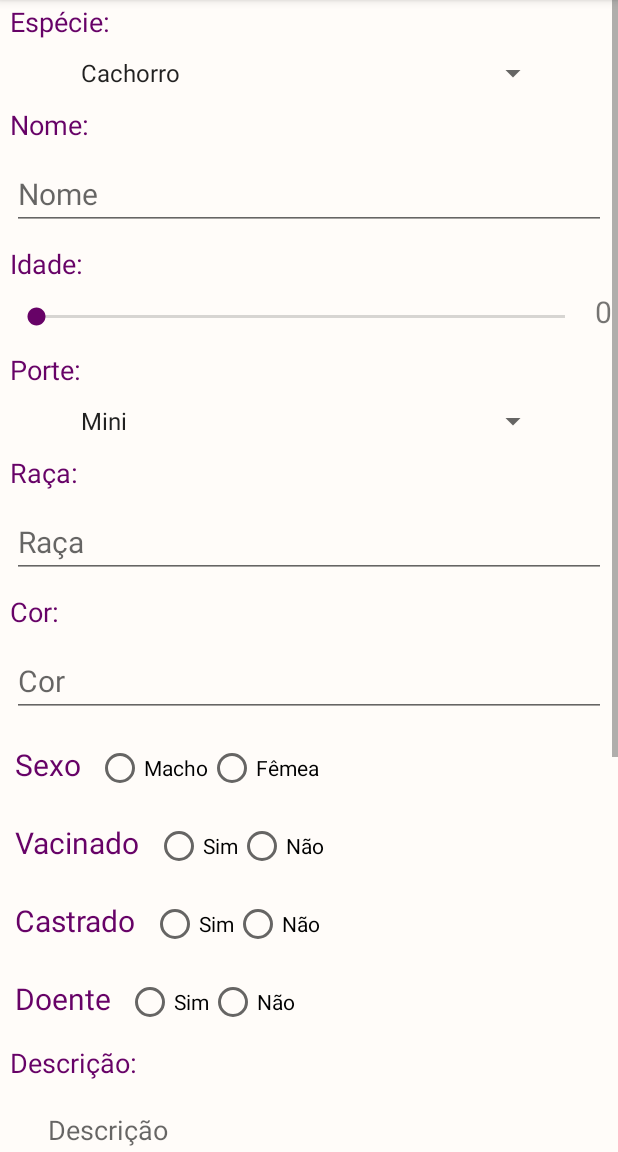
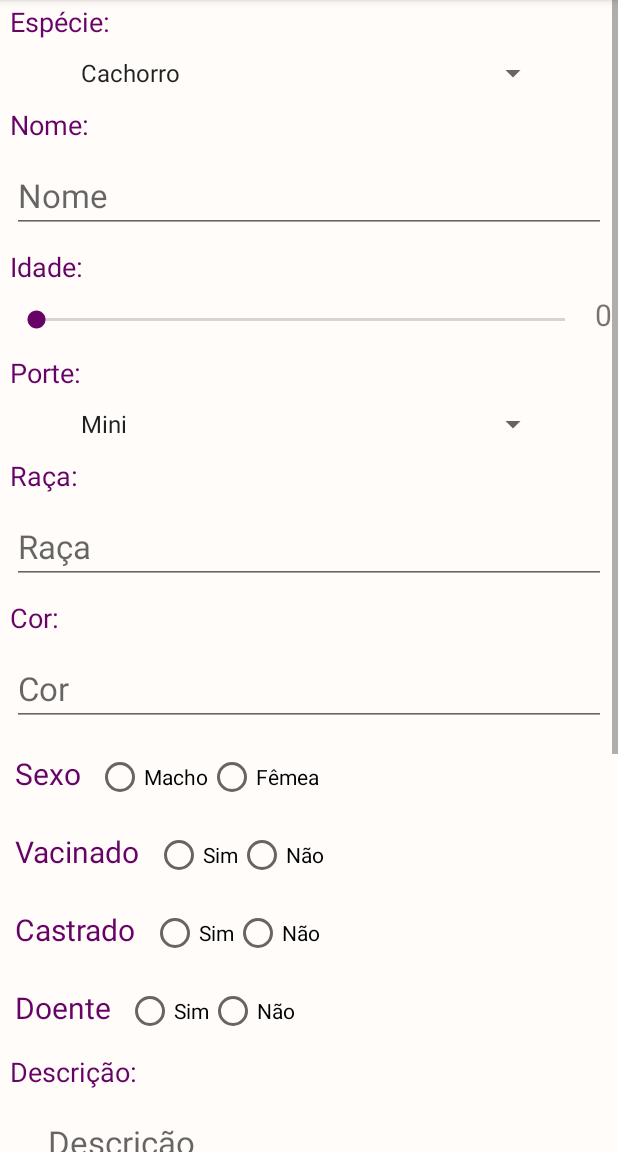
Before and after one commit to gilberto-code/APP-Recanto, an Android app: the fragment CadastroAnimalFragment placed in its activity, on a phone screen of 412 x 824 dp, the part 84-1236 px from its top. Run offline under Robolectric (Android 15) with nearby library versions, the light colour scheme and no system bars; our stand-ins replace Volley; network calls fail.

Commit message:
Correção tela de cadastro, aumento dos campos

```diff
--- a/app/src/main/res/layout/fragment_cadastro_animal.xml
+++ b/app/src/main/res/layout/fragment_cadastro_animal.xml
@@ -52,7 +52,7 @@
                 android:ems="10"
                 android:hint="Nome"
                 android:inputType="textPersonName"
-                android:textSize="20sp" />
+                android:textSize="22sp" />
 
             <TextView
                 android:id="@+id/textView16"
@@ -122,7 +122,7 @@
                 android:ems="10"
                 android:hint="Raça"
                 android:inputType="textPersonName"
-                android:textSize="20sp" />
+                android:textSize="22sp" />
 
             <TextView
                 android:id="@+id/textView17"
@@ -142,7 +142,7 @@
                 android:ems="10"
                 android:hint="Cor"
                 android:inputType="textPersonName"
-                android:textSize="20sp" />
+                android:textSize="22sp" />
 
             <RadioGroup
                 android:id="@+id/rg_sexo_animal"
@@ -297,6 +297,7 @@
                 android:ems="10"
                 android:hint="Quais doenças"
                 android:inputType="textPersonName"
+                android:textSize="22sp"
                 android:visibility="gone" />
 
 
@@ -308,6 +309,7 @@
                 android:ems="10"
                 android:hint="Qual tipo de acidente"
                 android:inputType="textPersonName"
+                android:textSize="22sp"
                 android:visibility="gone" />
 
 
@@ -330,7 +332,8 @@
                 android:ems="10"
                 android:gravity="top"
                 android:hint="Descrição"
-                android:inputType="textPersonName" />
+                android:inputType="textPersonName"
+                android:textSize="22sp" />
 
             <LinearLayout
                 android:layout_width="match_parent"
```
